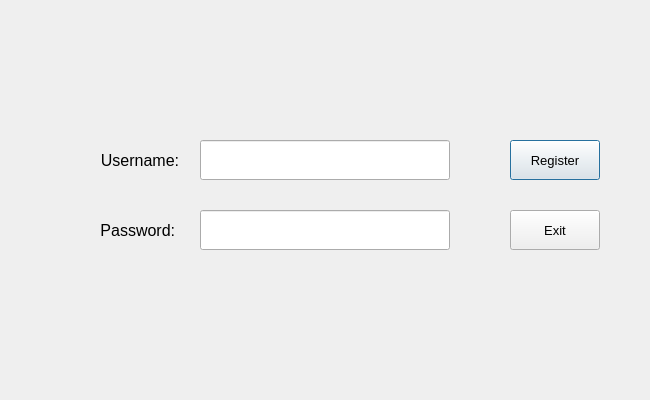
Before: the Qt Designer form src/ui/register_window.ui in DVergaraM/Self1, drawn with Qt 5.
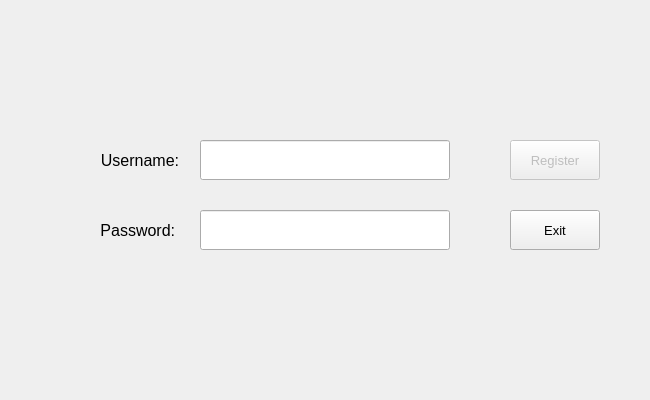
After: the same form once the commit is applied.

Diff of the .ui file:
```diff
--- a/src/ui/register_window.ui
+++ b/src/ui/register_window.ui
@@ -92,6 +92,9 @@
    </property>
   </widget>
   <widget class="QPushButton" name="register_button">
+   <property name="enabled">
+    <bool>false</bool>
+   </property>
    <property name="geometry">
     <rect>
      <x>510</x>
```
Left out of the diff: 3 changed lines with no effect on the pictures.
